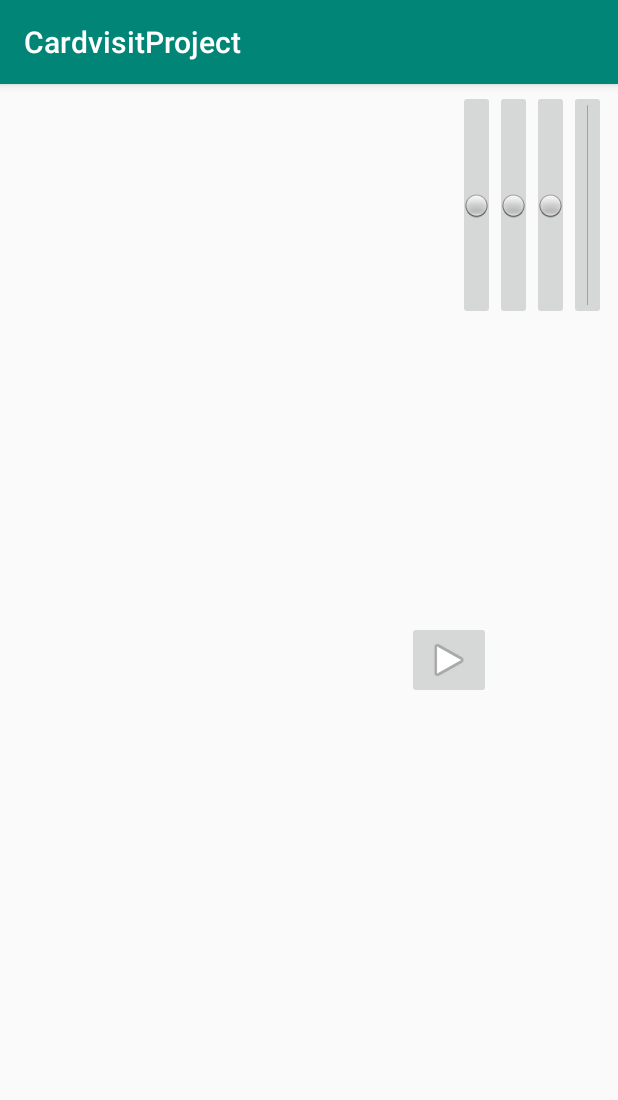
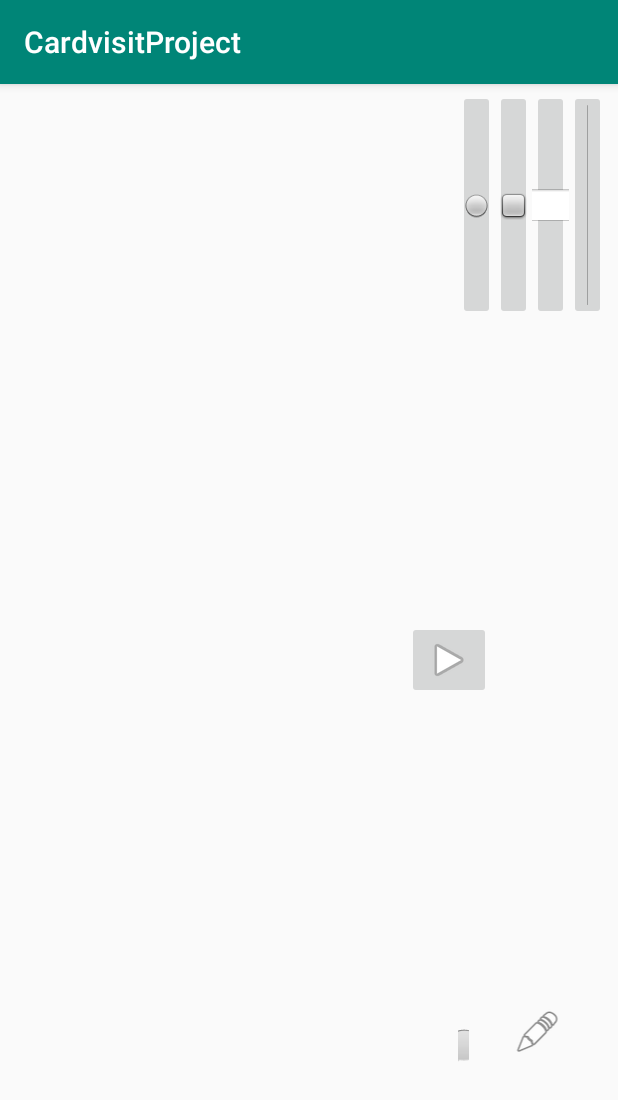
Before and after one commit to trannhattam1995/CardvisitProject, an Android app: the Update_CardvisitActivity screen opened directly, with no data from a screen before it, on a phone screen of 412 x 824 dp. Shown: the top 1100 px of the screen. Run offline under Robolectric (Android 15) with nearby library versions, the light colour scheme and no system bars; Roboto replaces fonts that are not available here.

Commit message:
図形実装11/26

```diff
--- a/app/src/main/java/com/example/eternity/cardvisitproject/MainActivity.kt
+++ b/app/src/main/java/com/example/eternity/cardvisitproject/MainActivity.kt
@@ -13,7 +13,7 @@ class MainActivity : AppCompatActivity() {
         setContentView(R.layout.activity_main)
 
         update_bt.setOnClickListener({
-            val intent = Intent(this, Information_Register::class.java)
+            val intent = Intent(this, Update_CardvisitActivity::class.java)
             startActivity(intent)
         })
 
--- a/app/src/main/java/com/example/eternity/cardvisitproject/Update_CardvisitActivity.kt
+++ b/app/src/main/java/com/example/eternity/cardvisitproject/Update_CardvisitActivity.kt
@@ -29,7 +29,7 @@ import android.icu.lang.UCharacter.GraphemeClusterBreak.T
 
 
 
-class Update_CardvisitActivity : AppCompatActivity() {
+class Update_CardvisitActivity : AppCompatActivity(),View.OnClickListener {
 
     var drawView : DrawView ? = null
 
@@ -39,6 +39,13 @@ class Update_CardvisitActivity : AppCompatActivity() {
 
 
         drawView = findViewById(R.id.DrawView)
+
+        circle_bt.setOnClickListener(this)
+        quare_bt.setOnClickListener(this)
+        line_bt.setOnClickListener(this)
+        paint_bt.setOnClickListener(this)
+        oval_bt.setOnClickListener(this)
+        drag_bt.setOnClickListener(this)
 
 //        Fontsize_bt.setOnClickListener(){
 //            Fontsize_bt.setVisibility(View.GONE)
@@ -147,4 +154,34 @@ class Update_CardvisitActivity : AppCompatActivity() {
 //        })
 
     }
+
+    override fun onClick(p0: View?) {
+        when(p0!!.id){
+
+
+            R.id.circle_bt -> {
+                drawView!!.shape_ID = Shape_ID.SHAPE_CIRCLE
+            }
+
+            R.id.quare_bt ->{
+                drawView!!.shape_ID = Shape_ID.SHAPE_QUARE
+            }
+
+            R.id.line_bt ->{
+                drawView!!.shape_ID = Shape_ID.SHAPE_LINE
+            }
+
+            R.id.paint_bt ->{
+                drawView!!.shape_ID = Shape_ID.SHAPE_PAINT
+            }
+
+            R.id.oval_bt ->{
+                drawView!!.shape_ID = Shape_ID.SHAPE_OVAL
+            }
+
+            R.id.drag_bt ->{
+                drawView!!.shape_ID = Shape_ID.NONE_SHAPE
+            }
+        }
+    }
 }
--- a/app/src/main/res/layout/activity_update__cardvisit.xml
+++ b/app/src/main/res/layout/activity_update__cardvisit.xml
@@ -44,18 +44,22 @@
                         android:layout_width="match_parent"
                         android:layout_height="match_parent" android:layout_weight="1"
                         app:srcCompat="@android:drawable/radiobutton_off_background"/>
+
                 <ImageButton
                         android:id="@+id/quare_bt"
                         android:layout_width="match_parent"
-                        android:layout_height="match_parent" android:layout_weight="1"
-                        app:srcCompat="@android:drawable/radiobutton_off_background"/>
+                        android:layout_height="match_parent"
+                        android:layout_weight="1"
+                        app:srcCompat="@android:drawable/checkbox_off_background" />
+
                 <ImageButton
                         android:id="@+id/line_bt"
                         android:layout_width="match_parent"
-                        android:layout_height="match_parent" android:layout_weight="1"
-                        app:srcCompat="@android:drawable/radiobutton_off_background"/>
+                        android:layout_height="match_parent"
+                        android:layout_weight="1"
+                        app:srcCompat="@android:drawable/editbox_background" />
                 <ImageButton
-                        android:id="@+id/paint_bt2"
+                        android:id="@+id/paint_bt"
                         android:layout_width="match_parent"
                         android:layout_height="match_parent" android:layout_weight="1"
                         app:srcCompat="@drawable/myrec"/>
@@ -63,12 +67,28 @@
             <LinearLayout
                     android:orientation="horizontal"
                     android:layout_width="match_parent"
-                    android:layout_height="match_parent" android:layout_weight="1">
-            </LinearLayout>
+                    android:layout_height="match_parent" android:layout_weight="1"/>
+
             <LinearLayout
                     android:orientation="horizontal"
                     android:layout_width="match_parent"
-                    android:layout_height="match_parent" android:layout_weight="1">
+                    android:layout_height="match_parent"
+                    android:layout_weight="1"
+                    android:scrollbarSize="1dp">
+
+                <ImageButton
+                        android:id="@+id/oval_bt"
+                        android:layout_width="match_parent"
+                        android:layout_height="wrap_content"
+                        android:layout_weight="1"
+                        app:srcCompat="@android:drawable/sym_action_chat" />
+
+                <ImageView
+                        android:id="@+id/drag_bt"
+                        android:layout_width="183dp"
+                        android:layout_height="wrap_content"
+                        android:layout_weight="1"
+                        app:srcCompat="@android:drawable/ic_menu_edit" />
             </LinearLayout>
         </LinearLayout>
     </LinearLayout>
```
